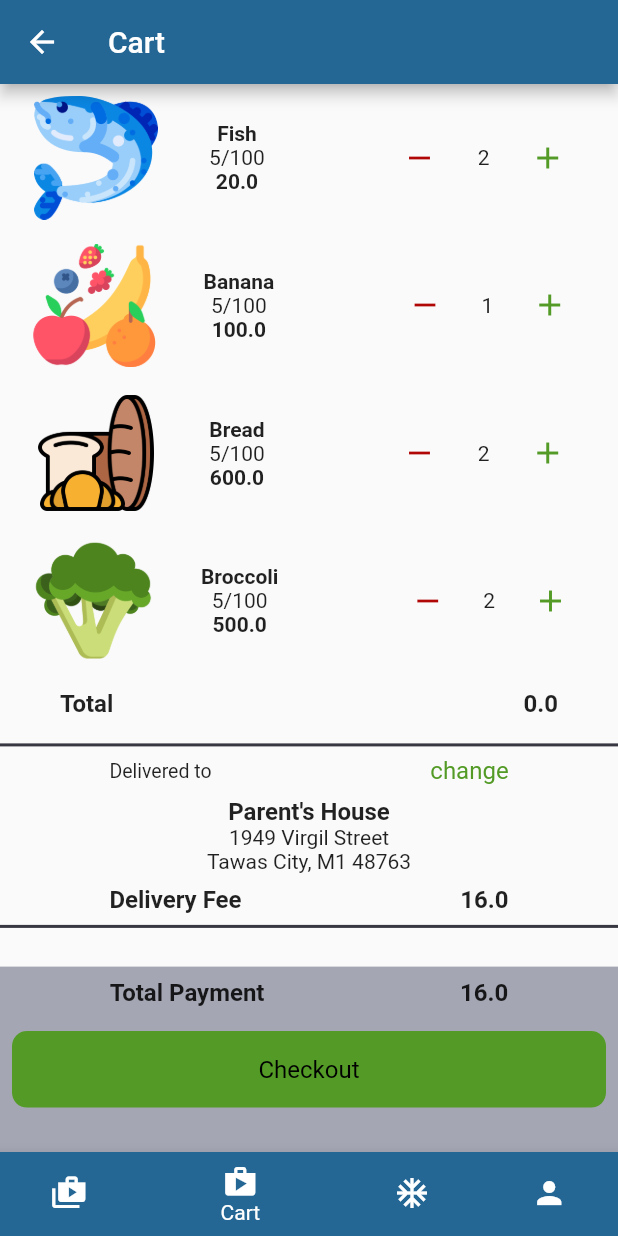
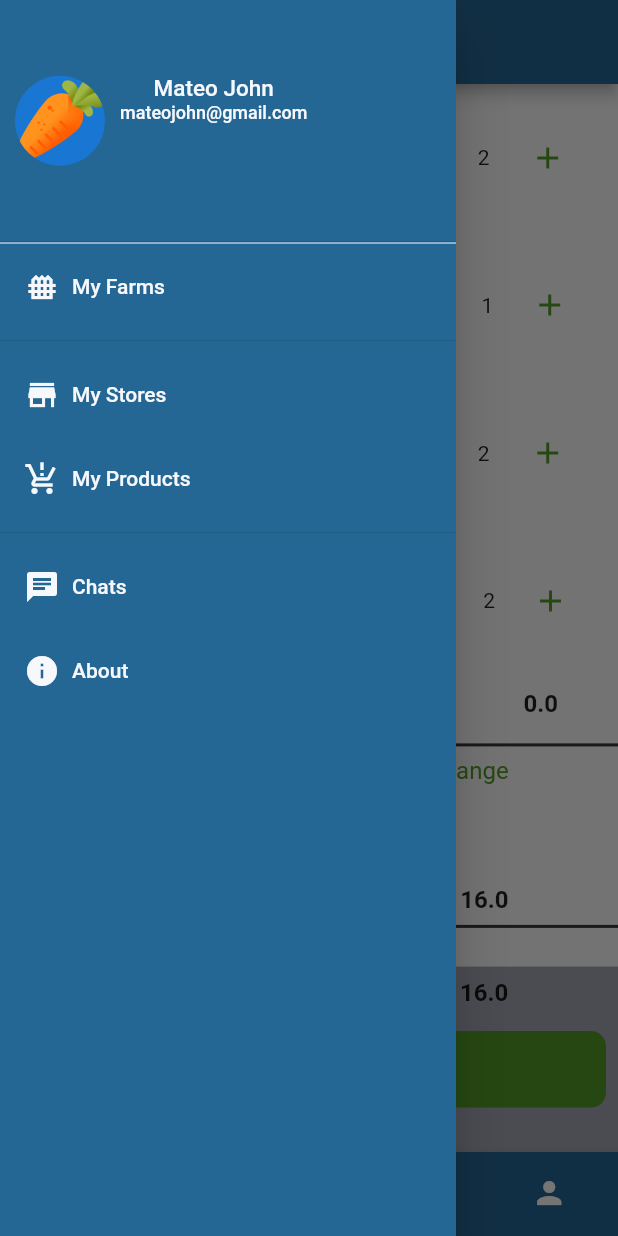
Before and after one commit to ajoluvya/promdi-fe, a Flutter app: the Ecommerce screen opened directly, item 2 of the bottom bar chosen, with the side drawer open (before the commit the screen has no drawer), on a phone screen of 412 x 824 dp. Run offline on Flutter 3.47's test engine with Material 2 defaults, Android fonts, the light colour scheme and no system bars; our stand-ins replace carousel_slider, flutter_svg, percent_indicator; network calls fail.

Commit message:
nav drawer items

```diff
--- a/lib/screens/crowdfunding/crowdfunding_home.dart
+++ b/lib/screens/crowdfunding/crowdfunding_home.dart
@@ -5,6 +5,7 @@ import 'package:flutter/services.dart';
 import 'package:promdi_fe/helpers/style.dart';
 import 'package:promdi_fe/screens/crowdfunding/crowdfund_widgets/fund_card.dart';
 import 'package:promdi_fe/screens/crowdfunding/user_profile.dart';
+import 'package:promdi_fe/widgets/drawer.dart';
 
 class CrowdfundingPage extends StatefulWidget {
   const CrowdfundingPage({Key? key}) : super(key: key);
@@ -35,6 +36,7 @@ class _CrowdState extends State<CrowdfundingPage> {
       appBar: AppBar(
         title: Text('Partners'),
       ),
+      drawer: AppDrawer(),
       body: SafeArea(
           child: Column(
         children: [
--- a/lib/screens/e_commerce/e_commerce_page.dart
+++ b/lib/screens/e_commerce/e_commerce_page.dart
@@ -3,6 +3,7 @@ import 'package:promdi_fe/helpers/style.dart';
 import 'package:promdi_fe/screens/e_commerce/cart_list.dart';
 import 'package:promdi_fe/screens/e_commerce/myOrder.dart';
 import 'package:promdi_fe/screens/e_commerce/shop.dart';
+import 'package:promdi_fe/widgets/drawer.dart';
 
 class Ecommerce extends StatefulWidget {
   const Ecommerce({
@@ -33,6 +34,7 @@ class _EcommerceState extends State<Ecommerce> {
       appBar: AppBar(
         title: Text(_title),
       ),
+      drawer: AppDrawer(),
       body: Center(
         child: _pages.elementAt(_selectedIndex),
       ),
--- /dev/null
+++ b/lib/widgets/drawer.dart
@@ -0,0 +1,112 @@
+import 'package:flutter/material.dart';
+import 'package:promdi_fe/helpers/style.dart';
+import 'package:promdi_fe/screens/drawer_pages/farm_List.dart';
+
+class AppDrawer extends StatelessWidget {
+  const AppDrawer({Key? key}) : super(key: key);
+
+  @override
+  Widget build(BuildContext context) {
+    return Drawer(
+      child: Material(
+        color: lightBlue,
+        child: ListView(
+          padding: EdgeInsets.zero,
+          children: <Widget>[
+            _createHeader(),
+            Divider(
+              height: 2,
+              color: light,
+            ),
+            _createDrawerItem(
+              icon: Icons.fence,
+              text: 'My Farms',
+              onTap: () {
+                Navigator.push(
+                  context,
+                  MaterialPageRoute(builder: (context) => FarmList()),
+                );
+              },
+            ),
+            Divider(),
+            _createDrawerItem(
+              icon: Icons.store,
+              text: 'My Stores',
+              onTap: () {},
+            ),
+            _createDrawerItem(
+                icon: Icons.production_quantity_limits,
+                text: 'My Products',
+                onTap: () {}),
+            Divider(),
+            _createDrawerItem(
+              icon: Icons.chat,
+              text: 'Chats',
+              onTap: () {},
+            ),
+            _createDrawerItem(
+              icon: Icons.info,
+              text: 'About',
+              onTap: () {},
+            ),
+          ],
+        ),
+      ),
+    );
+  }
+
+  _createHeader() {
+    return DrawerHeader(
+        margin: EdgeInsets.zero,
+        padding: EdgeInsets.all(10),
+        child: Container(
+          padding: EdgeInsets.symmetric(vertical: 40),
+          child: Row(
+            mainAxisAlignment: MainAxisAlignment.start,
+            children: [
+              CircleAvatar(
+                radius: 30,
+                backgroundImage: AssetImage('assets/images/carrot.png'),
+              ),
+              SizedBox(width: 10),
+              Column(
+                children: [
+                  Text(
+                    'Mateo John',
+                    style: TextStyle(fontSize: 15, color: light),
+                  ),
+                  Text(
+                    'mateojohn@gmail.com',
+                    style: TextStyle(fontSize: 12, color: light),
+                  ),
+                ],
+              )
+            ],
+          ),
+        ));
+  }
+
+  _createDrawerItem(
+      {required IconData icon,
+      required String text,
+      required GestureTapCallback onTap}) {
+    return ListTile(
+      title: Row(
+        children: <Widget>[
+          Icon(
+            icon,
+            color: light,
+          ),
+          Padding(
+            padding: EdgeInsets.only(left: 8.0),
+            child: Text(
+              text,
+              style: TextStyle(color: light),
+            ),
+          )
+        ],
+      ),
+      onTap: onTap,
+    );
+  }
+}
--- a/pubspec.yaml
+++ b/pubspec.yaml
@@ -38,6 +38,7 @@ dependencies:
   carousel_slider: ^4.0.0
   percent_indicator: ^3.0.1
   http: ^0.13.3
+  # geolocator: ^7.6.0
 
 dev_dependencies:
   flutter_test:
```
Also changed, not shown: assets/json/farms.json (added, +81 -0 lines), lib/screens/drawer_pages/crop_List.dart (added, +40 -0 lines), lib/screens/drawer_pages/farm_List.dart (added, +60 -0 lines), lib/screens/drawer_pages/farm_detail.dart (added, +53 -0 lines), lib/screens/drawer_pages/farm_profile.dart (added, +26 -0 lines), lib/screens/landing_page/landing_page.dart (+37 -5 lines), lib/widgets/weather.dart (+10 -6 lines), lib/screens/drawer_pages/add_crop.dart (added), 1 other file.
